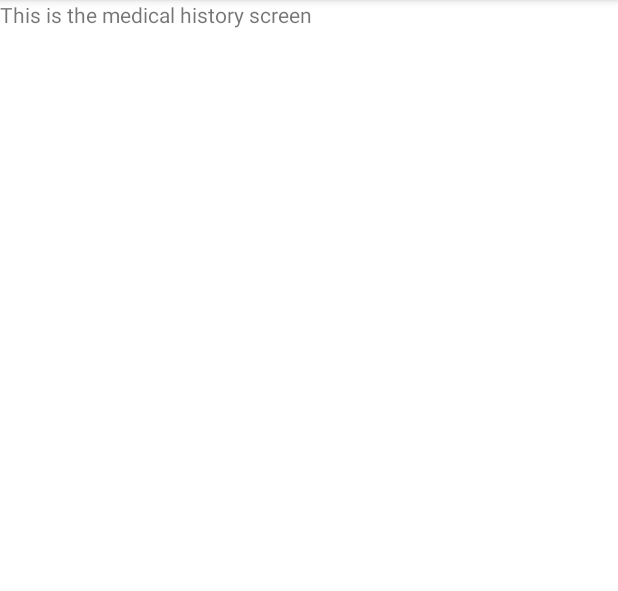
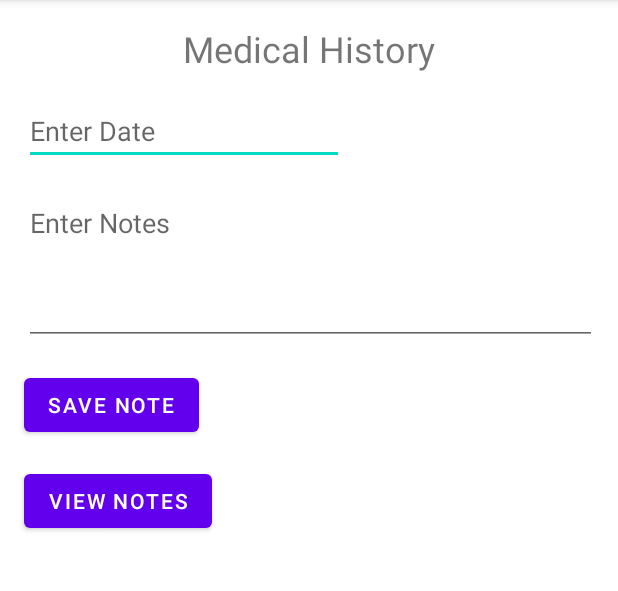
Before and after one commit to jenlebaron/Dog_Log, an Android app: the MedicalHistory screen opened directly, with no data from a screen before it, on a phone screen of 412 x 824 dp, the part 84-675 px from its top. Run offline under Robolectric (Android 15) with nearby library versions, the phone set to English and light mode, and no system bars.

Commit message:
completed initial layout design for medical history activity

```diff
--- a/app/src/main/java/team16/doglog/MedicalHistory.java
+++ b/app/src/main/java/team16/doglog/MedicalHistory.java
@@ -3,6 +3,8 @@ package team16.doglog;
 import androidx.appcompat.app.AppCompatActivity;
 
 import android.os.Bundle;
+import android.view.View;
+import android.widget.Toast;
 
 public class MedicalHistory extends AppCompatActivity {
 
@@ -11,4 +13,12 @@ public class MedicalHistory extends AppCompatActivity {
         super.onCreate(savedInstanceState);
         setContentView(R.layout.activity_medical_history);
     }
+
+    public void saveNote (View view){
+        Toast.makeText(this, "pressed button save Note", Toast.LENGTH_SHORT).show();
+    }
+
+    public void loadHistory (View view){
+        Toast.makeText(this, "pressed button to view notes", Toast.LENGTH_SHORT).show();
+    }
 }
--- a/app/src/main/java/team16/doglog/Reminders.java
+++ b/app/src/main/java/team16/doglog/Reminders.java
@@ -22,6 +22,25 @@ public class Reminders extends AppCompatActivity {
     protected void onCreate(Bundle savedInstanceState) {
         super.onCreate(savedInstanceState);
         setContentView(R.layout.activity_reminders);
+
+        this.loadDates();
+    }
+
+    //called when activity is created
+    public void loadDates(){
+        Log.d("message", "entered loadDates");
+        SharedPreferences sharedPref = getSharedPreferences("ReminderDate", Context.MODE_PRIVATE);
+        Log.d("message", sharedPref.getAll().toString());
+        String month = sharedPref.getString("foodMonth", "");
+        String day = sharedPref.getString("foodDay", "");
+        String year = sharedPref.getString("foodYear", "");
+
+        EditText editText = findViewById(R.id.food_month);
+        editText.setText(month);
+        editText = findViewById(R.id.food_day);
+        editText.setText(day);
+        editText = findViewById(R.id.food_year);
+        editText.setText(year);
     }
 
     //called when user taps save button
@@ -37,7 +56,7 @@ public class Reminders extends AppCompatActivity {
 
         Map<String, Long> reminderDates = new HashMap<>();
         Long dateInMillis;
-        SharedPreferences sharedPrefs = this.getSharedPreferences("Reminders", Context.MODE_PRIVATE);
+        SharedPreferences sharedPrefs = this.getSharedPreferences("ReminderDate", Context.MODE_PRIVATE);
         SharedPreferences.Editor editor = sharedPrefs.edit();
 
         int i =0;
@@ -52,8 +71,14 @@ public class Reminders extends AppCompatActivity {
             t = (EditText) findViewById(ids[j]);
             String year = t.getText().toString();
 
+
             //validate date before storing reminder and setting alarm
             if(isValidDate(month, day, year)){
+                editor.putString("foodMonth", month);
+                Log.d("message", "added " + sharedPrefs.getString("foodMonth", ""));
+                editor.putString(keys[i] + "Day", day);
+                editor.putString(keys[i] + "Year", year);
+               // editor.apply();
                 dateInMillis = dateToMillis(month, day, year);
                 Log.d("message", "added key: " + keys[i]);
                 reminderDates.put(keys[i], dateInMillis);
@@ -62,7 +87,7 @@ public class Reminders extends AppCompatActivity {
             i++;
         }
 
-
+        editor.apply();
         //presenter will save reminders to shared preferences and initiate setting alarms
         Presenter presenter = new Presenter();
         presenter.storeReminderDates(reminderDates, this);
--- a/app/src/main/res/layout/activity_medical_history.xml
+++ b/app/src/main/res/layout/activity_medical_history.xml
@@ -10,8 +10,66 @@
         android:id="@+id/textView2"
         android:layout_width="wrap_content"
         android:layout_height="wrap_content"
-        android:text="This is the medical history screen"
-        tools:layout_editor_absoluteX="138dp"
-        tools:layout_editor_absoluteY="46dp"
+        android:layout_marginTop="16dp"
+        android:text="Medical History"
+        android:textSize="24sp"
+        app:layout_constraintEnd_toEndOf="parent"
+        app:layout_constraintHorizontal_bias="0.5"
+        app:layout_constraintStart_toStartOf="parent"
+        app:layout_constraintTop_toTopOf="parent"
         tools:ignore="MissingConstraints" />
+
+    <EditText
+        android:id="@+id/medical_date"
+        android:layout_width="wrap_content"
+        android:layout_height="wrap_content"
+        android:layout_marginStart="16dp"
+        android:layout_marginLeft="16dp"
+        android:layout_marginTop="16dp"
+        android:ems="10"
+        android:hint="@string/medical_history_date"
+        android:inputType="textPersonName"
+        app:layout_constraintStart_toStartOf="parent"
+        app:layout_constraintTop_toBottomOf="@+id/textView2" />
+
+    <EditText
+        android:id="@+id/medical_history_notes"
+        android:layout_width="382dp"
+        android:layout_height="104dp"
+        android:layout_marginStart="16dp"
+        android:layout_marginLeft="16dp"
+        android:layout_marginTop="16dp"
+        android:ems="10"
+        android:gravity="start|top"
+        android:hint="@string/medical_history_notes"
+        android:inputType="textMultiLine"
+        app:layout_constraintStart_toStartOf="parent"
+        app:layout_constraintTop_toBottomOf="@+id/medical_date" />
+
+    <Button
+        android:id="@+id/medical_history_save"
+        android:layout_width="wrap_content"
+        android:layout_height="wrap_content"
+        android:layout_marginStart="16dp"
+        android:layout_marginLeft="16dp"
+        android:layout_marginTop="16dp"
+        android:onClick="saveNote"
+        android:text="@string/button_save_note"
+        app:layout_constraintStart_toStartOf="parent"
+        app:layout_constraintTop_toBottomOf="@+id/medical_history_notes"
+        tools:ignore="OnClick" />
+
+    <Button
+        android:id="@+id/button2"
+        android:layout_width="wrap_content"
+        android:layout_height="wrap_content"
+        android:layout_marginStart="16dp"
+        android:layout_marginLeft="16dp"
+        android:layout_marginTop="16dp"
+        android:onClick="loadHistory"
+        android:text="@string/button_load_notes"
+        app:layout_constraintStart_toStartOf="parent"
+        app:layout_constraintTop_toBottomOf="@+id/medical_history_save"
+        tools:ignore="MissingConstraints" />
+
 </androidx.constraintlayout.widget.ConstraintLayout>
--- a/app/src/main/res/values/strings.xml
+++ b/app/src/main/res/values/strings.xml
@@ -24,4 +24,8 @@
     <string name="shots">Shots</string>
     <string name="medication">Medication</string>
     <string name="medication_information">Enter any type of medication information here.</string>
+    <string name="medical_history_date">Enter Date</string>
+    <string name="medical_history_notes">Enter Notes</string>
+    <string name="button_load_notes">View Notes</string>
+    <string name="button_save_note">Save Note</string>
 </resources>
```
